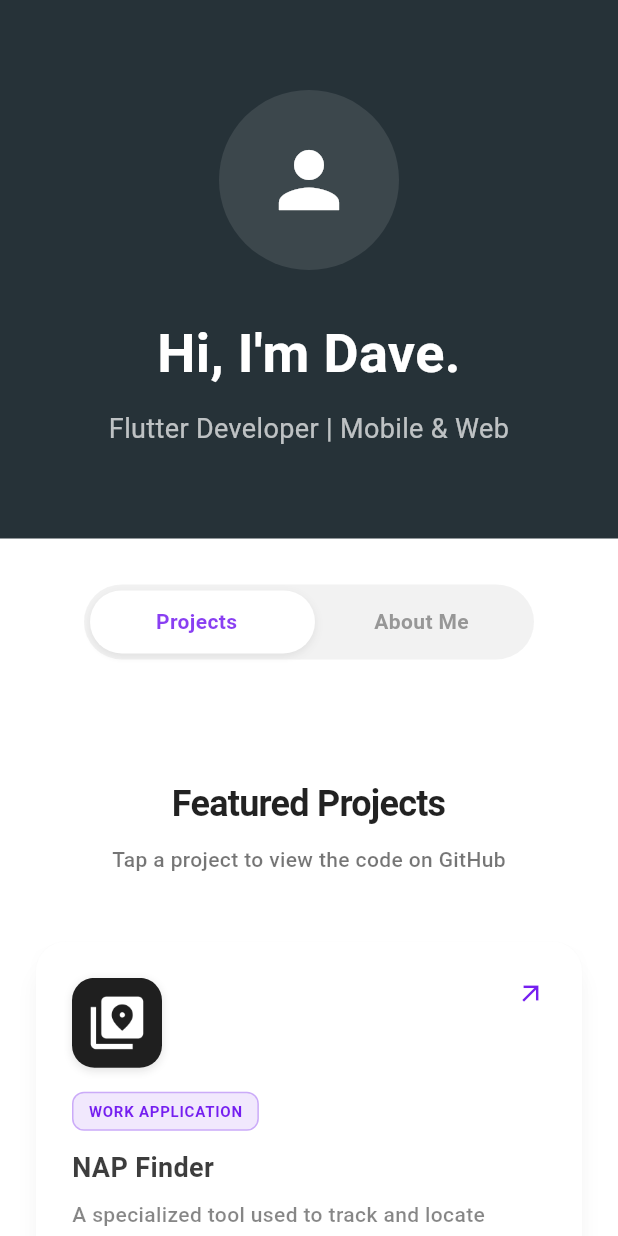
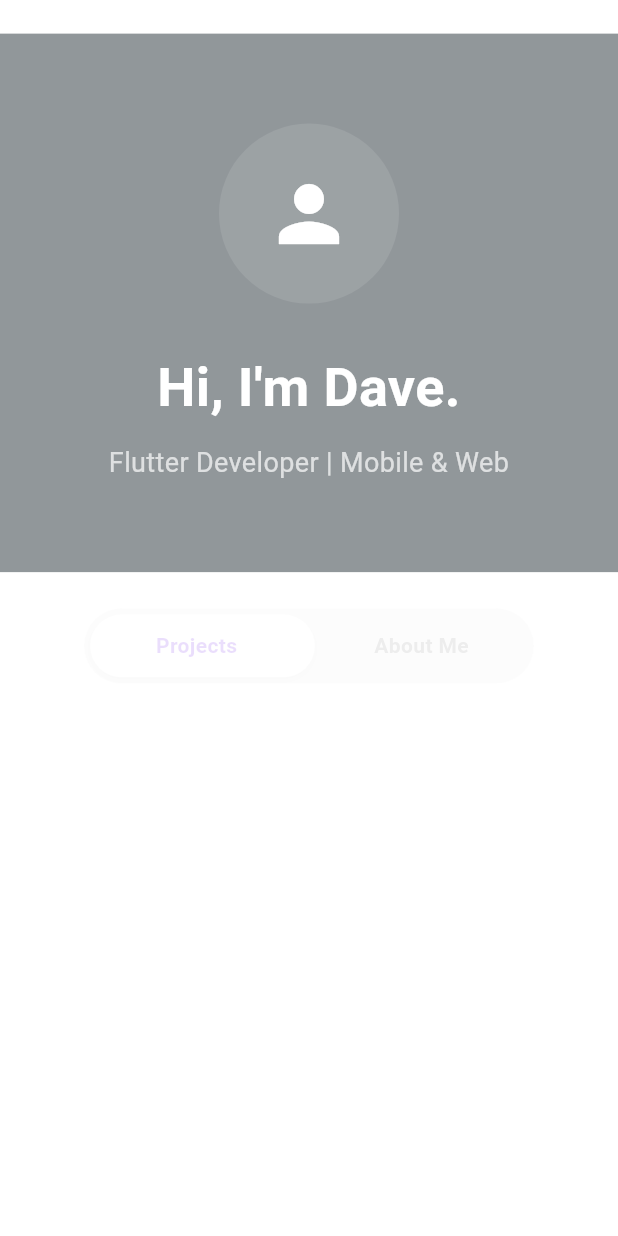
Before and after one commit to patrickpatrick27/Flutter-Web-Portfolio, a Flutter app: the first screen one second after launch, on a phone screen of 412 x 824 dp. Run offline on Flutter 3.47's test engine with Material 3 defaults, Android fonts, the phone set to English and light mode, and no system bars.

Commit message:
Fixed Animation Timing

```diff
--- a/lib/home_screen.dart
+++ b/lib/home_screen.dart
@@ -23,8 +23,9 @@ class _HomeScreenState extends State<HomeScreen> {
         child: Column(
           children: [
             // 1. Header
+            // INCREASED DELAY: Waits 500ms so the browser isn't overwhelmed at startup
             const FadeSlideTransition(
-              delay: Duration(milliseconds: 0),
+              delay: Duration(milliseconds: 500),
               offset: Offset(0, 0.5),
               child: HeaderSection(),
             ),
@@ -32,8 +33,9 @@ class _HomeScreenState extends State<HomeScreen> {
             const SizedBox(height: 30),
 
             // 2. Sliding Toggle Button
+            // INCREASED DELAY: Starts after the header is done (800ms)
             FadeSlideTransition(
-              delay: const Duration(milliseconds: 300),
+              delay: const Duration(milliseconds: 800),
               offset: const Offset(0, 0.5),
               child: _SlidingTabBar(
                 selectedIndex: _selectedIndex,
@@ -43,7 +45,7 @@ class _HomeScreenState extends State<HomeScreen> {
 
             const SizedBox(height: 30),
 
-            // 3. Switcher (FIXED ALIGNMENT)
+            // 3. Switcher (With Jitter Fix)
             AnimatedSwitcher(
               duration: const Duration(milliseconds: 500),
               switchInCurve: Curves.easeOutBack,
@@ -52,7 +54,7 @@ class _HomeScreenState extends State<HomeScreen> {
               // CRITICAL FIX: Forces content to stay anchored to the top
               layoutBuilder: (currentChild, previousChildren) {
                 return Stack(
-                  alignment: Alignment.topCenter, // <--- STOPS THE JITTER
+                  alignment: Alignment.topCenter, // <--- STOPS THE LAYOUT JUMP
                   children: <Widget>[
                     ...previousChildren,
                     if (currentChild != null) currentChild,
--- a/lib/sections/projects_section.dart
+++ b/lib/sections/projects_section.dart
@@ -49,13 +49,13 @@ class ProjectsSection extends StatelessWidget {
           child: Column(
             children: [
               FadeSlideTransition(
-                delay: const Duration(milliseconds: 0),
+                delay: const Duration(milliseconds: 900),
                 offset: const Offset(0, 0.2),
                 child: const Text("Featured Projects", style: AppTheme.headerStyle),
               ),
               const SizedBox(height: 10),
               FadeSlideTransition(
-                delay: const Duration(milliseconds: 100),
+                delay: const Duration(milliseconds: 1000),
                 offset: const Offset(0, 0.2),
                 child: const Text("Tap a project to view the code on GitHub", style: AppTheme.subHeaderStyle),
               ),
@@ -88,7 +88,7 @@ class ProjectsSection extends StatelessWidget {
                     ),
                     itemBuilder: (context, i) {
                       return FadeSlideTransition(
-                        delay: Duration(milliseconds: 200 + (i * 200)),
+                        delay: Duration(milliseconds: 1100 + (i * 200)),
                         offset: const Offset(0, 0.5),
                         child: ProjectCard(
                           title: _projects[i]['title'],
```
Also changed, not shown: 1 other file.
